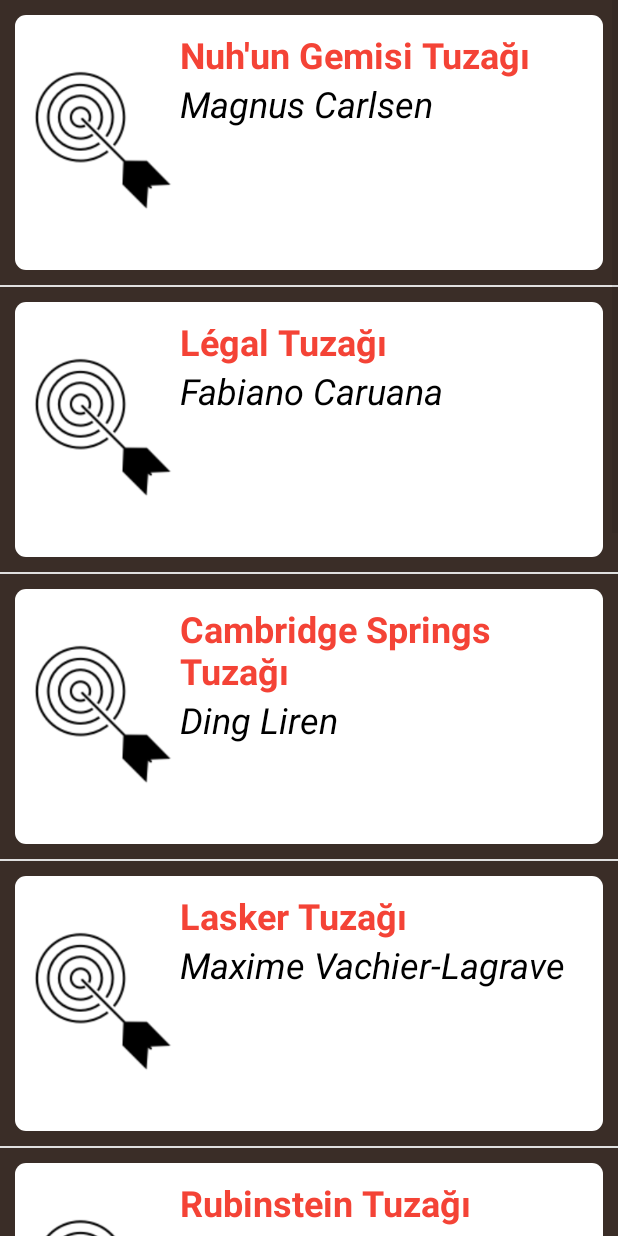
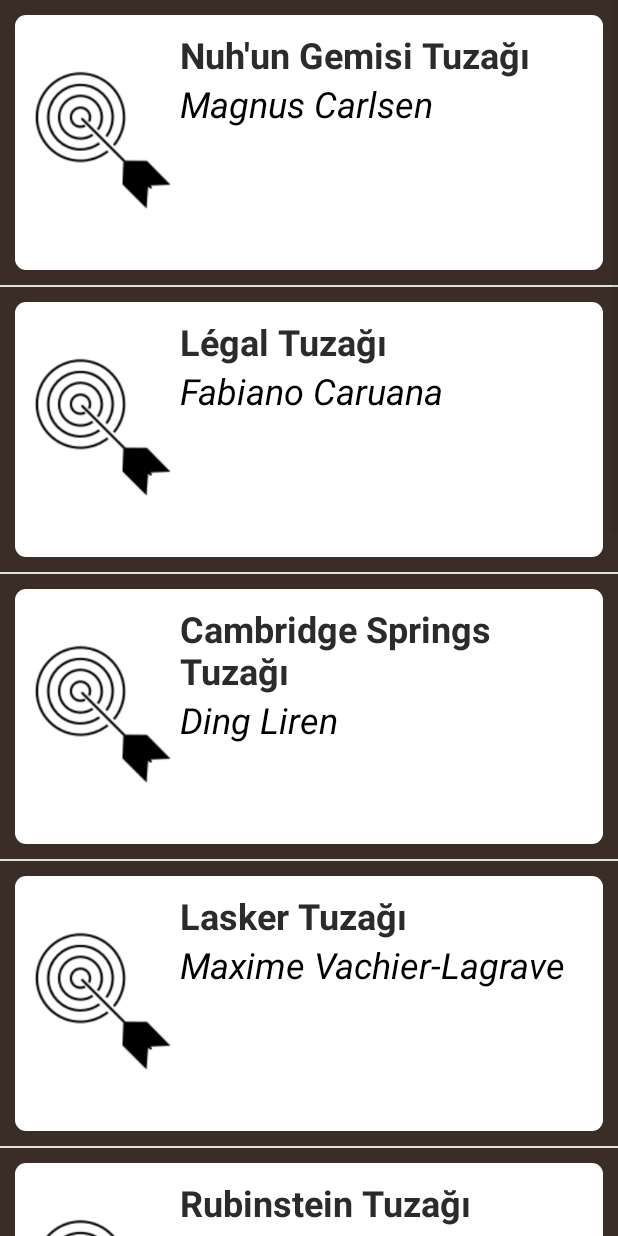
Before and after one commit to fatihhcan/chessO-S-app, an Android app: the OpeningActivity screen opened directly, with no data from a screen before it, on a phone screen of 412 x 824 dp. Run offline under Robolectric (Android 15) with nearby library versions, the phone set to English and light mode, and no system bars.

```diff
--- a/app/src/main/res/layout/list_card.xml
+++ b/app/src/main/res/layout/list_card.xml
@@ -33,7 +33,7 @@
                 android:layout_height="wrap_content"
 
                 android:text="Tuzak Adı"
-                android:textColor="#F44336"
+                android:textColor="#2B2B2B"
                 android:textSize="24sp"
                 android:textStyle="bold" />
 
```
